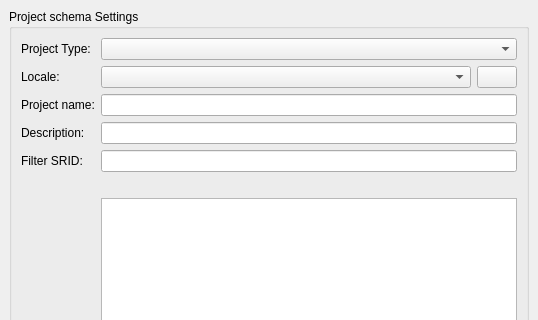
Before: the Qt Designer form core/ui/admin/admin_dbproject.ui in giswater/plugin, drawn with Qt 5; both pictures show x 0 to 538 and y 0 to 320 of the 538 by 669 pixel window.
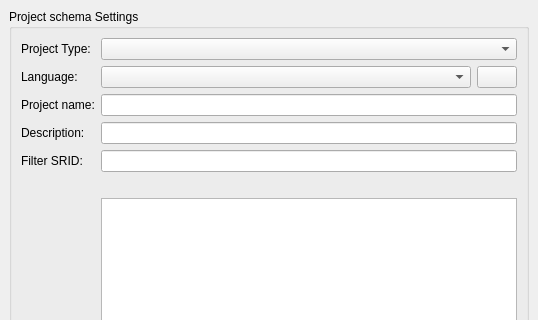
After: the same form once the commit is applied.

Commit message: fix(ui): update language label from 'Locale' to 'Language' and adjust button properties in admin_dbproject.ui for improved clarity

```diff
--- a/core/ui/admin/admin_dbproject.ui
+++ b/core/ui/admin/admin_dbproject.ui
@@ -225,7 +225,7 @@
           <enum>Qt::LeftToRight</enum>
          </property>
          <property name="text">
-          <string>Locale:</string>
+          <string>Language:</string>
          </property>
          <property name="alignment">
           <set>Qt::AlignLeading|Qt::AlignLeft|Qt::AlignVCenter</set>
```
Left out of the diff: 7 changed lines with no effect on the pictures.
